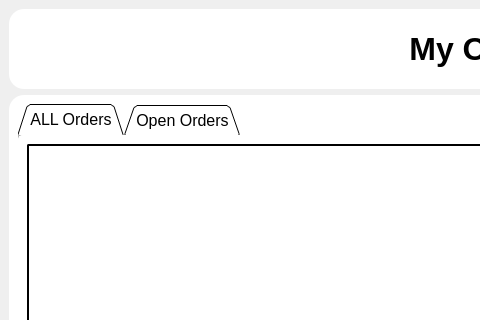
Before: the Qt Designer form UIFiles/myOrders.ui in ShubhamMandavkar/TYLiveProjectt-StockAutomationSystem, drawn with Qt 5; both pictures show x 0 to 480 and y 0 to 320 of the 977 by 646 pixel window.
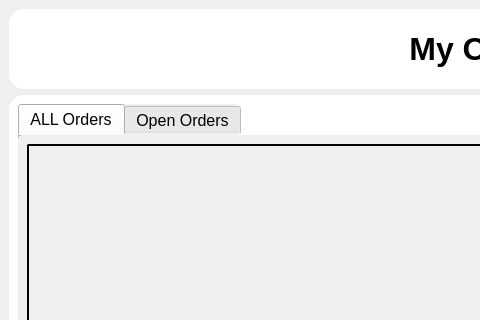
After: the same form once the commit is applied.

```diff
--- a/UIFiles/myOrders.ui
+++ b/UIFiles/myOrders.ui
@@ -86,16 +86,18 @@
          <property name="styleSheet">
           <string notr="true">QWidget{
 	border-radius : 5px;
-	background-color: rgb(255, 255, 255);
+	background-color: rgb(239, 239, 239);
 	color: rgb(0, 0, 0);
 }
-</string>
+QWidget::selection{
+	color: rgb(170, 255, 127);
+}</string>
          </property>
          <property name="tabPosition">
           <enum>QTabWidget::North</enum>
          </property>
          <property name="tabShape">
-          <enum>QTabWidget::Triangular</enum>
+          <enum>QTabWidget::Rounded</enum>
          </property>
          <property name="currentIndex">
           <number>0</number>
```
